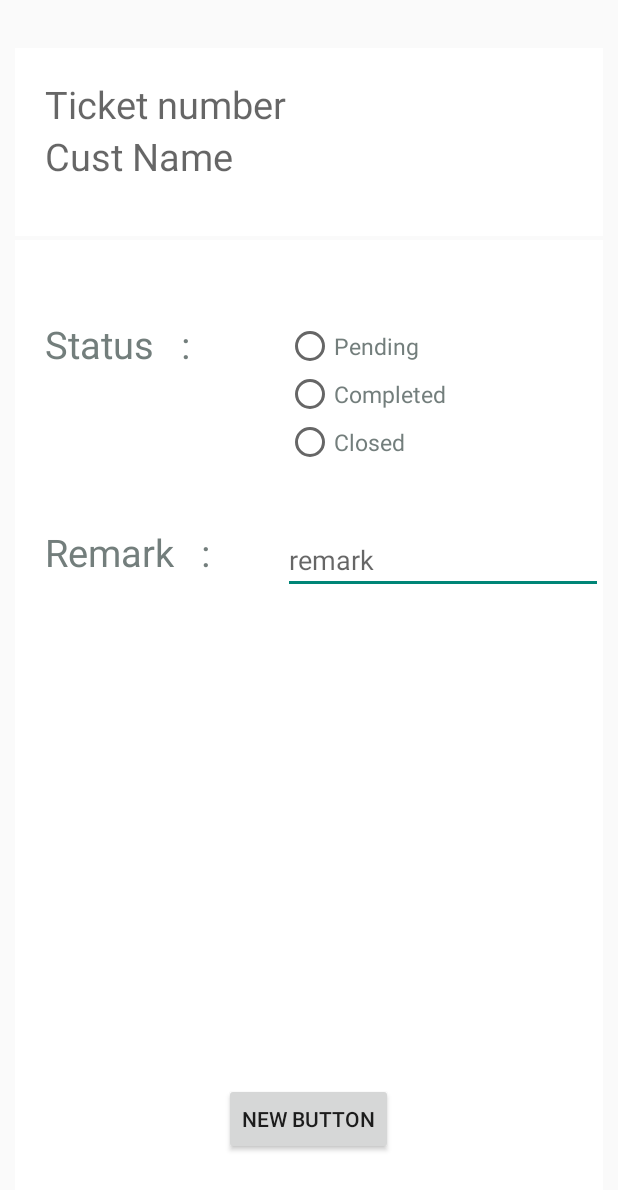
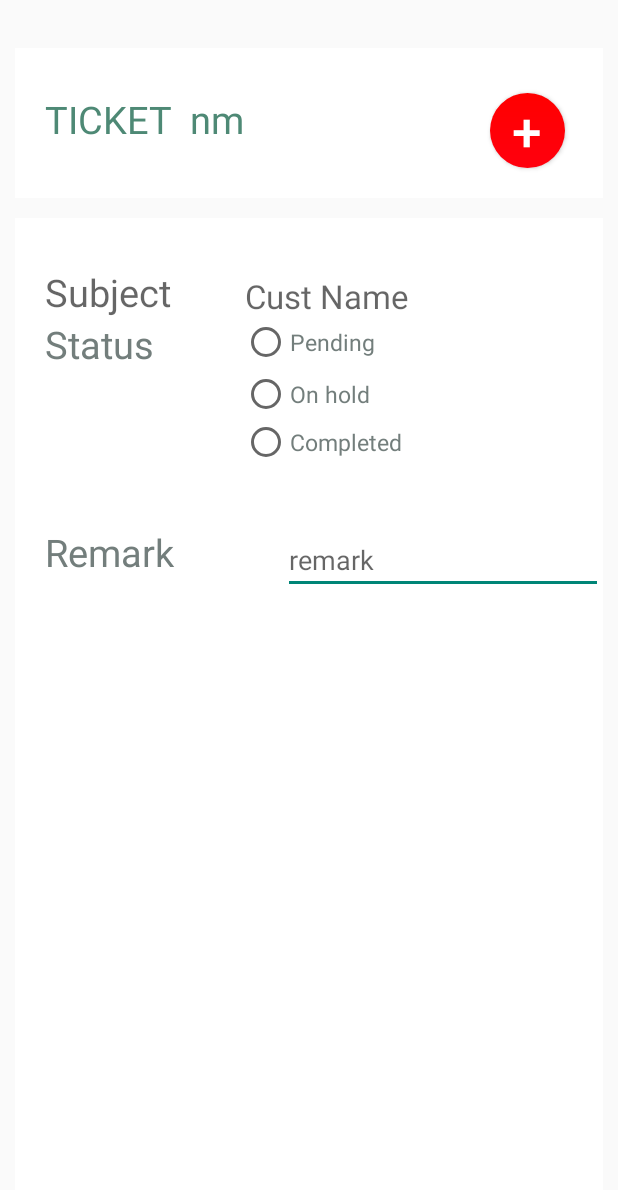
Before and after one commit to HarisHrz/GRAPPLECARE, an Android app: the staffdisplay screen opened directly, with no data from a screen before it, on a phone screen of 412 x 824 dp. Shown: the top 1190 px of the screen. Run offline under Robolectric (Android 15) with nearby library versions, the phone set to English and light mode, and no system bars; 2 statements that could not run were skipped.

Commit message:
statusupdate.xml &staffdiplay.java

```diff
--- a/app/src/main/res/layout/statusupdate.xml
+++ b/app/src/main/res/layout/statusupdate.xml
@@ -6,7 +6,7 @@
         android:layout_height="fill_parent"
         android:background="#ffffff"
         android:id="@+id/imageView4"
-        android:layout_marginTop="160dp"
+        android:layout_marginTop="145dp"
         android:layout_marginStart="10dp"
         android:layout_marginEnd="10dp"
         android:layout_marginBottom="10dp"
@@ -33,7 +33,7 @@
 
     <ImageView
         android:layout_width="fill_parent"
-        android:layout_height="125dp"
+        android:layout_height="100dp"
         android:id="@+id/imageView7"
         android:layout_alignParentTop="true"
         android:layout_centerHorizontal="true"
@@ -41,15 +41,7 @@
         android:background="#ffffff"
         android:layout_marginStart="10dp"
         android:layout_marginEnd="10dp"/>
-    <Button
-        android:layout_width="wrap_content"
-        android:layout_height="wrap_content"
-        android:text="New Button"
-        android:id="@+id/button3"
-        android:layout_gravity="bottom"
-        android:layout_alignBottom="@+id/imageView4"
-        android:layout_centerHorizontal="true"
-        android:layout_marginBottom="44dp" />
+
 
     <RadioGroup xmlns:android="http://schemas.android.com/apk/res/android"
         android:layout_width="fill_parent"
@@ -71,70 +63,70 @@
         android:textColor="#737e7c"
         android:textSize="15sp"
 
-        android:layout_above="@+id/status_completed"
-        android:layout_alignStart="@+id/status_completed" />
+        android:layout_alignTop="@+id/textView31"
+        android:layout_centerHorizontal="true" />
 
-    <RadioButton android:id="@+id/status_completed"
+    <RadioButton android:id="@+id/status_onhold"
         android:layout_width="wrap_content"
         android:layout_height="wrap_content"
-        android:text="Completed"
+        android:text="On hold"
         android:textColor="#737e7c"
         android:textSize="15sp"
 
         android:onClick="onRadioButtonClicked"
         android:layout_below="@+id/textView14"
-        android:layout_toEndOf="@+id/textView32" />
+        android:layout_alignStart="@+id/status_pending" />
 
-    <RadioButton android:id="@+id/status_closed"
+    <RadioButton android:id="@+id/status_completed"
         android:layout_width="wrap_content"
         android:layout_height="wrap_content"
         android:textColor="#737e7c"
         android:textSize="15sp"
 
-        android:text="Closed"
+        android:text="Completed"
         android:onClick="onRadioButtonClicked"
-        android:layout_below="@+id/status_completed"
-        android:layout_alignStart="@+id/status_completed" />
+        android:layout_below="@+id/status_onhold"
+        android:layout_alignStart="@+id/status_onhold" />
 
     <TextView
         android:layout_width="wrap_content"
         android:layout_height="wrap_content"
         android:textAppearance="?android:attr/textAppearanceMedium"
-        android:text="Status   :"
+        android:text="Status   "
         android:textColor="#737e7c"
         android:textSize="25sp"
 
         android:id="@+id/textView31"
-        android:layout_above="@+id/status_completed"
+        android:layout_above="@+id/status_onhold"
         android:layout_toEndOf="@+id/textView14" />
 
     <TextView
         android:layout_width="wrap_content"
         android:layout_height="wrap_content"
         android:textAppearance="?android:attr/textAppearanceMedium"
-        android:hint="Ticket number"
+        android:text="Subject "
         android:id="@+id/textView32"
-        android:textColor="#4e8975"
+        android:layout_marginTop="10dp"
         android:textSize="25sp"
-        android:layout_marginTop="20dp"
-        android:layout_alignTop="@+id/imageView7"
-        android:layout_alignStart="@+id/textView33" />
+        android:layout_above="@+id/status_pending"
+        android:layout_alignStart="@+id/textView14" />
 
     <TextView
         android:layout_width="wrap_content"
         android:layout_height="wrap_content"
         android:textAppearance="?android:attr/textAppearanceMedium"
         android:hint="Cust Name"
+
         android:textColor="#4e8975"
-        android:textSize="25sp"
+        android:textSize="22sp"
         android:id="@+id/textView33"
-        android:layout_below="@+id/textView32"
-        android:layout_alignStart="@+id/textView31" />
+        android:layout_alignBottom="@+id/textView32"
+        android:layout_toEndOf="@+id/textView35" />
 
     <FrameLayout
         android:layout_width="fill_parent"
         android:layout_height="fill_parent"
-        android:layout_below="@+id/status_closed"
+        android:layout_below="@+id/status_completed"
         android:layout_alignEnd="@+id/imageView4"
         android:layout_marginStart="30dp"
         android:layout_marginTop="40dp">
@@ -143,7 +135,7 @@
         android:layout_width="wrap_content"
         android:layout_height="wrap_content"
         android:textAppearance="?android:attr/textAppearanceMedium"
-        android:text="Remark   :"
+        android:text="Remark   "
         android:textColor="#737e7c"
         android:textSize="25sp"
 
@@ -165,4 +157,29 @@
             android:layout_alignParentEnd="true" />
     </FrameLayout>
 
+    <TextView
+        android:layout_width="wrap_content"
+        android:layout_height="wrap_content"
+        android:textAppearance="?android:attr/textAppearanceMedium"
+        android:text="TICKET  nm"
+        android:layout_marginTop="30dp"
+        android:textColor="#4e8975"
+        android:textSize="25sp"
+        android:id="@+id/textView35"
+        android:layout_alignTop="@+id/imageView7"
+        android:layout_alignStart="@+id/textView32" />
+
+    <Button
+        android:layout_width="50dp"
+        android:layout_height="50dp"
+        android:text="+"
+        android:textColor="#ffffff"
+        android:textSize="35sp"
+        android:layout_marginRight="25dp"
+        android:background="@drawable/button"
+        android:id="@+id/button3"
+        android:onClick=""
+        android:layout_alignTop="@+id/textView35"
+        android:layout_alignEnd="@+id/imageView7" />
+
 </RelativeLayout>
```
Also changed, not shown: app/src/main/java/com/example/hp/grapplecare/StaffView.java (+9 -1 lines), app/src/main/java/com/example/hp/grapplecare/staff.java (+10 -2 lines), app/src/main/java/com/example/hp/grapplecare/staffdisplay.java (+103 -42 lines), app/src/main/res/layout/feedbackview.xml (+116 -3 lines).
